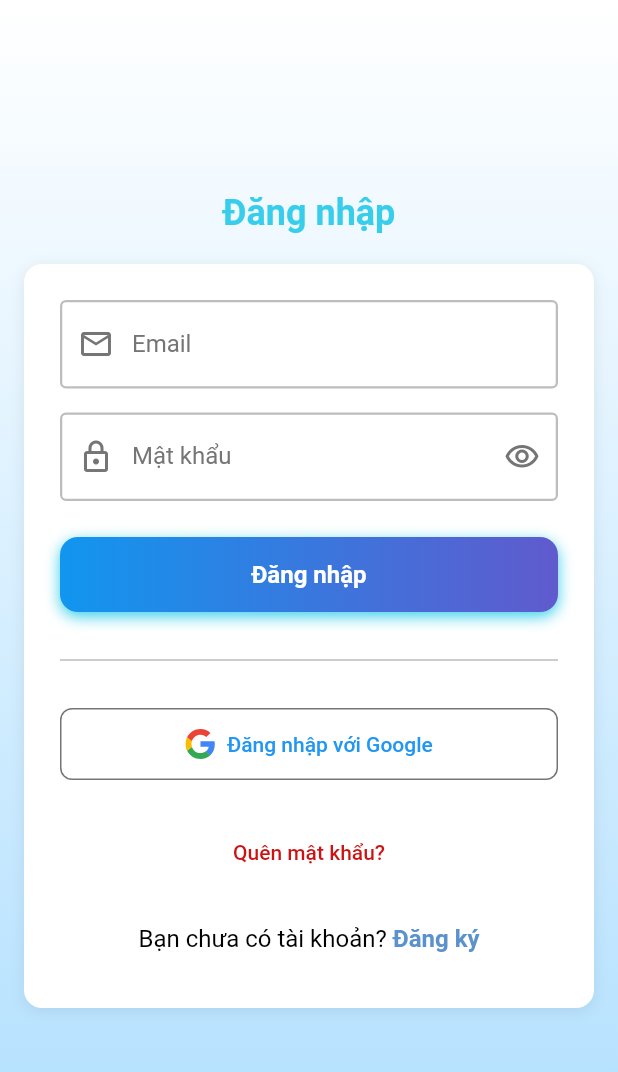
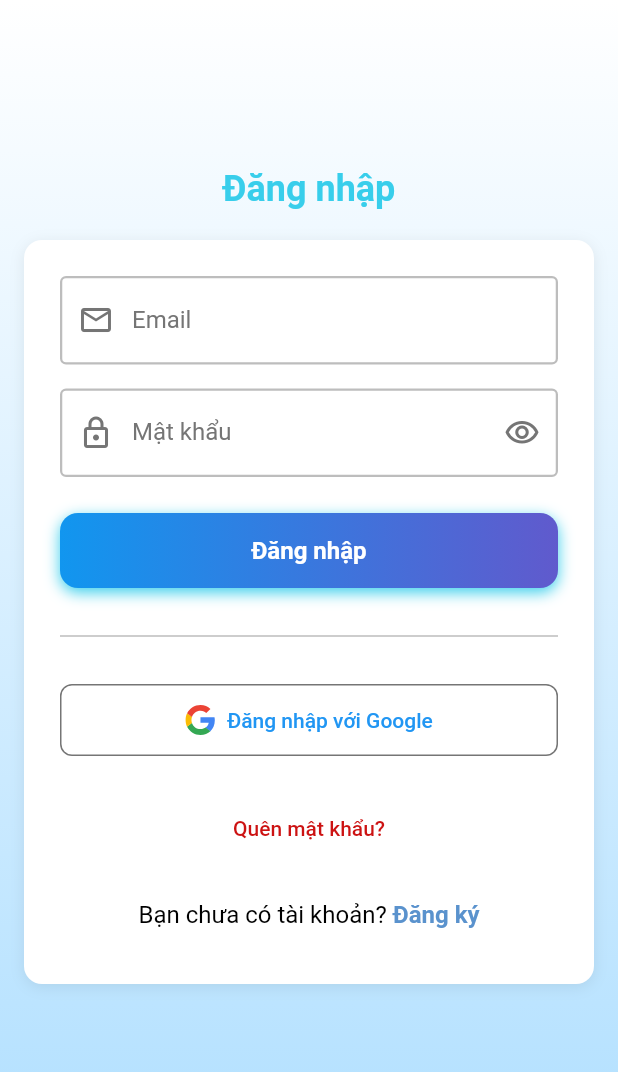
Before and after one commit to Nhom-LTTBDD/EnGoApp, a Flutter app: the screen it shows after launch, after a tap on "Get Started", on a phone screen of 412 x 824 dp, the part 84-1156 px from its top. Run offline on Flutter 3.47's test engine with Material 3 defaults, Android fonts, the phone set to English and light mode, and no system bars; our stand-ins replace audioplayers, cloud_firestore, dartz, equatable, firebase_auth, firebase_core and 6 more; accounts and stored records are empty.

Commit message:
tối ưu giao diện

```diff
--- a/lib/main.dart
+++ b/lib/main.dart
@@ -50,7 +50,7 @@ class _MyAppState extends State<MyApp> {
       final firestore = FirebaseFirestore.instance;
       firestore.settings = const Settings(
         persistenceEnabled: true, // Enable offline persistence
-        cacheSizeBytes: Settings.CACHE_SIZE_UNLIMITED, // Unlimited cache
+        cacheSizeBytes: 10485760, // 10MB cache thay vì unlimited để giảm memory
       );
 
       // Initialize DI
--- a/lib/presentation/layout/auth_layout.dart
+++ b/lib/presentation/layout/auth_layout.dart
@@ -16,18 +16,40 @@ class AuthLayout extends StatelessWidget {
     return Scaffold(
       resizeToAvoidBottomInset: true,
       appBar: AppHeader(title: 'EnGo App', elevation: 0),
-      body: Container(
+      body: RepaintBoundary(
+        child: Container(
           width: double.infinity,
           decoration: const BoxDecoration(gradient: kBackgroundGradient),
           child: SafeArea(
             child: LayoutBuilder(
               builder: (context, constraints) {
+                // Chỉ scroll khi màn hình nhỏ để giảm overhead
+                final needsScroll = constraints.maxHeight < 600;
+
+                if (!needsScroll) {
+                  // Không cần scroll - tiết kiệm tài nguyên
+                  return Padding(
+                    padding: const EdgeInsets.all(16),
+                    child: Column(
+                      mainAxisAlignment: MainAxisAlignment.center,
+                      children: [
+                        Text(title, style: kFormTitle),
+                        const SizedBox(height: 20),
+                        child,
+                      ],
+                    ),
+                  );
+                }
+
+                // Cần scroll cho màn hình nhỏ
                 return SingleChildScrollView(
                   keyboardDismissBehavior:
                       ScrollViewKeyboardDismissBehavior.onDrag,
                   padding: const EdgeInsets.all(16),
                   child: ConstrainedBox(
-                  constraints: BoxConstraints(minHeight: constraints.maxHeight),
+                    constraints: BoxConstraints(
+                      minHeight: constraints.maxHeight,
+                    ),
                     child: IntrinsicHeight(
                       child: Column(
                         mainAxisAlignment: MainAxisAlignment.center,
@@ -44,6 +66,7 @@ class AuthLayout extends StatelessWidget {
             ),
           ),
         ),
+      ),
     );
   }
 }
--- a/lib/presentation/pages/welcome/welcome_page.dart
+++ b/lib/presentation/pages/welcome/welcome_page.dart
@@ -32,15 +32,16 @@ class _WelcomePageState extends State<WelcomePage>
   }
 
   void _initAnimations() {
-    // Logo animation
+    // Logo animation - Giảm duration để mượt hơn
     _logoController = AnimationController(
-      duration: const Duration(milliseconds: 800),
+      duration: const Duration(milliseconds: 600),
       vsync: this,
     );
 
-    _logoScaleAnimation = Tween<double>(begin: 0.5, end: 1.0).animate(
-      CurvedAnimation(parent: _logoController, curve: Curves.easeOutBack),
-    );
+    _logoScaleAnimation = Tween<double>(
+      begin: 0.5,
+      end: 1.0,
+    ).animate(CurvedAnimation(parent: _logoController, curve: Curves.easeOut));
 
     _logoFadeAnimation = Tween<double>(begin: 0.0, end: 1.0).animate(
       CurvedAnimation(
@@ -49,9 +50,9 @@ class _WelcomePageState extends State<WelcomePage>
       ),
     );
 
-    // Content animation
+    // Content animation - Giảm duration để mượt hơn
     _contentController = AnimationController(
-      duration: const Duration(milliseconds: 1200),
+      duration: const Duration(milliseconds: 800),
       vsync: this,
     );
 
@@ -95,8 +96,10 @@ class _WelcomePageState extends State<WelcomePage>
   @override
   void didChangeDependencies() {
     super.didChangeDependencies();
-    // Precache images to avoid jank
-    precacheImage(const AssetImage(kBackgroundJpg), context);
+    // Precache images ASYNC để không block UI
+    Future.microtask(() {
+      precacheImage(const AssetImage(kBackgroundJpg), context);
+    });
   }
 
   @override
```
Also changed, not shown: lib/presentation/pages/main/home_page.dart (+14 -8 lines), lib/presentation/pages/profile/profile_page.dart (+15 -45 lines). Lines whose indentation alone changed are shown as unchanged.
